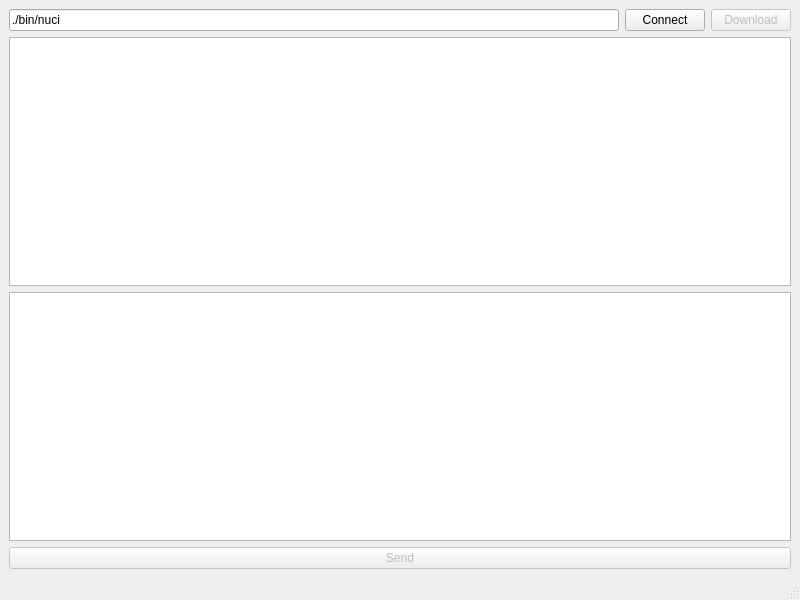
Old version of the form tools/test_gui/config.ui in the repository CZ-NIC/nuci.
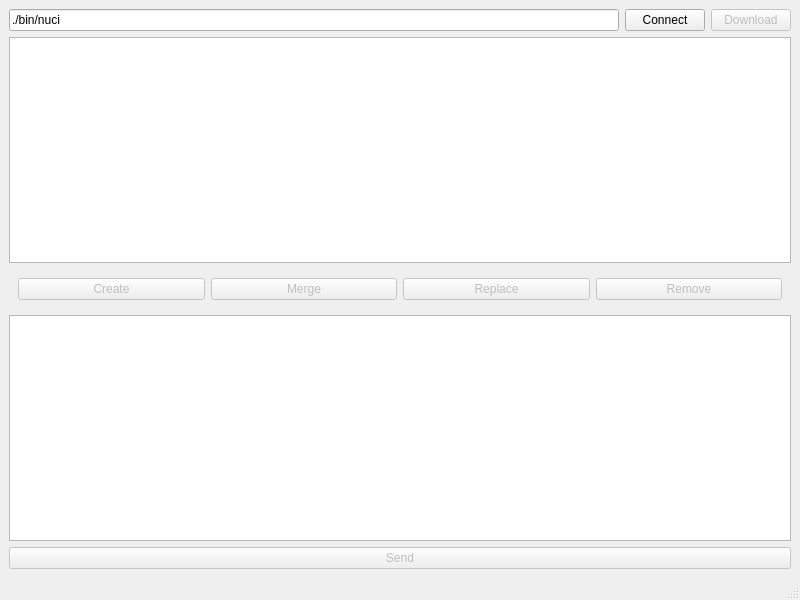
New version of the form.

Commit message:
Buttons for generating edit XML
Not working yet, though

```diff
--- a/tools/test_gui/config.ui
+++ b/tools/test_gui/config.ui
@@ -46,6 +46,43 @@
     <item>
      <widget class="QTreeView" name="configView"/>
     </item>
+    <item>
+     <widget class="QWidget" name="editWidget" native="true">
+      <property name="enabled">
+       <bool>false</bool>
+      </property>
+      <layout class="QHBoxLayout" name="horizontalLayout_3">
+       <item>
+        <widget class="QPushButton" name="createButton">
+         <property name="text">
+          <string>Create</string>
+         </property>
+        </widget>
+       </item>
+       <item>
+        <widget class="QPushButton" name="mergeButton">
+         <property name="text">
+          <string>Merge</string>
+         </property>
+        </widget>
+       </item>
+       <item>
+        <widget class="QPushButton" name="replaceButton">
+         <property name="text">
+          <string>Replace</string>
+         </property>
+        </widget>
+       </item>
+       <item>
+        <widget class="QPushButton" name="removeButton">
+         <property name="text">
+          <string>Remove</string>
+         </property>
+        </widget>
+       </item>
+      </layout>
+     </widget>
+    </item>
     <item>
      <widget class="QTextEdit" name="xmlEdit"/>
     </item>
```
The commit also changes 2 other files.
